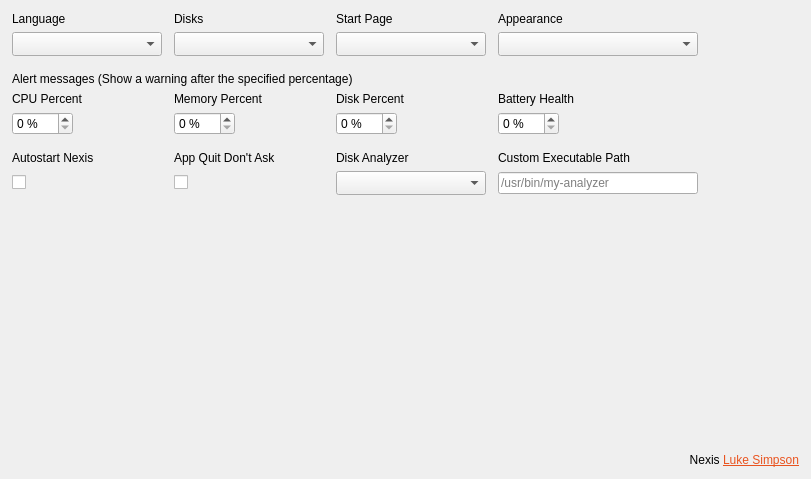
s4solutionsllc/Nexis, file shared/nexis/Pages/Settings/settings_page.ui: the form before one commit.
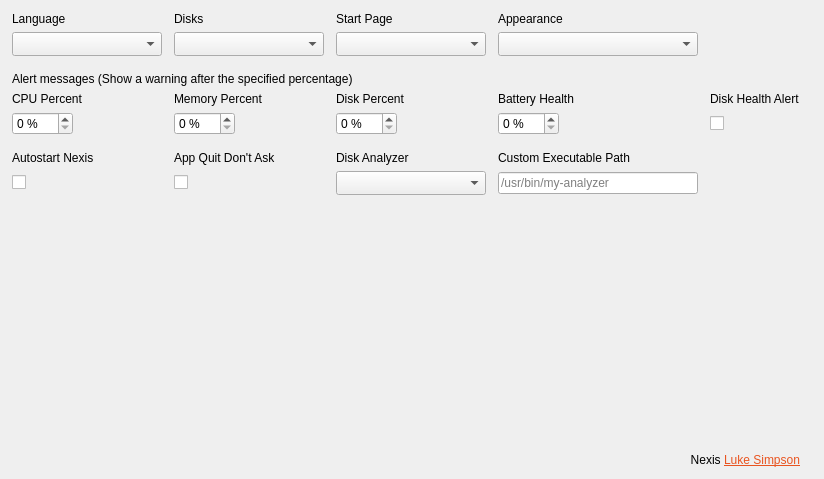
The form after the commit.

Commit message: feat(disk-health): add SMART-based disk health monitoring (FR-29 Phase 2)

Diff of the .ui file:
```diff
--- a/shared/nexis/Pages/Settings/settings_page.ui
+++ b/shared/nexis/Pages/Settings/settings_page.ui
@@ -246,7 +246,7 @@
      </property>
     </widget>
    </item>
-   <item row="3" column="0" colspan="5">
+   <item row="3" column="0" colspan="6">
     <widget class="QLabel" name="lblAlertMessages">
      <property name="sizePolicy">
       <sizepolicy hsizetype="Expanding" vsizetype="Preferred">
@@ -322,7 +322,33 @@
      </property>
     </widget>
    </item>
-   <item row="0" column="4" rowspan="2">
+   <item row="4" column="4" alignment="Qt::AlignLeft">
+    <widget class="QLabel" name="lblDiskHealthAlert">
+     <property name="sizePolicy">
+      <sizepolicy hsizetype="Expanding" vsizetype="Preferred">
+       <horstretch>0</horstretch>
+       <verstretch>0</verstretch>
+      </sizepolicy>
+     </property>
+     <property name="text">
+      <string>Disk Health Alert</string>
+     </property>
+    </widget>
+   </item>
+   <item row="5" column="4" alignment="Qt::AlignLeft">
+    <widget class="QCheckBox" name="checkDiskHealthAlert">
+     <property name="cursor">
+      <cursorShape>PointingHandCursor</cursorShape>
+     </property>
+     <property name="focusPolicy">
+      <enum>Qt::NoFocus</enum>
+     </property>
+     <property name="text">
+      <string/>
+     </property>
+    </widget>
+   </item>
+   <item row="0" column="5" rowspan="2">
     <spacer name="horizontalSpacer">
      <property name="orientation">
       <enum>Qt::Horizontal</enum>
@@ -335,7 +361,7 @@
      </property>
     </spacer>
    </item>
-   <item row="6" column="0" colspan="5">
+   <item row="6" column="0" colspan="6">
     <spacer name="verticalSpacer_3">
      <property name="orientation">
       <enum>Qt::Vertical</enum>
@@ -351,7 +377,7 @@
      </property>
     </spacer>
    </item>
-   <item row="2" column="0" colspan="5">
+   <item row="2" column="0" colspan="6">
     <spacer name="verticalSpacer_2">
      <property name="orientation">
       <enum>Qt::Vertical</enum>
```
The commit also changes 16 other files.
